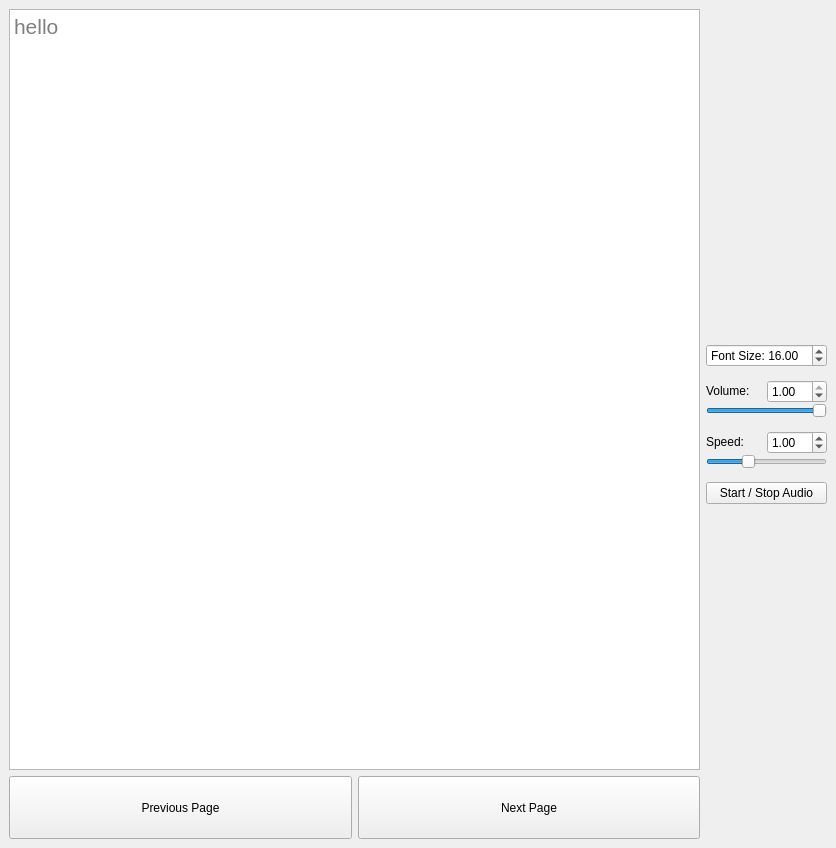
Aidanjm13/AudiobookReader, file BookWindow.ui: the form before one commit.
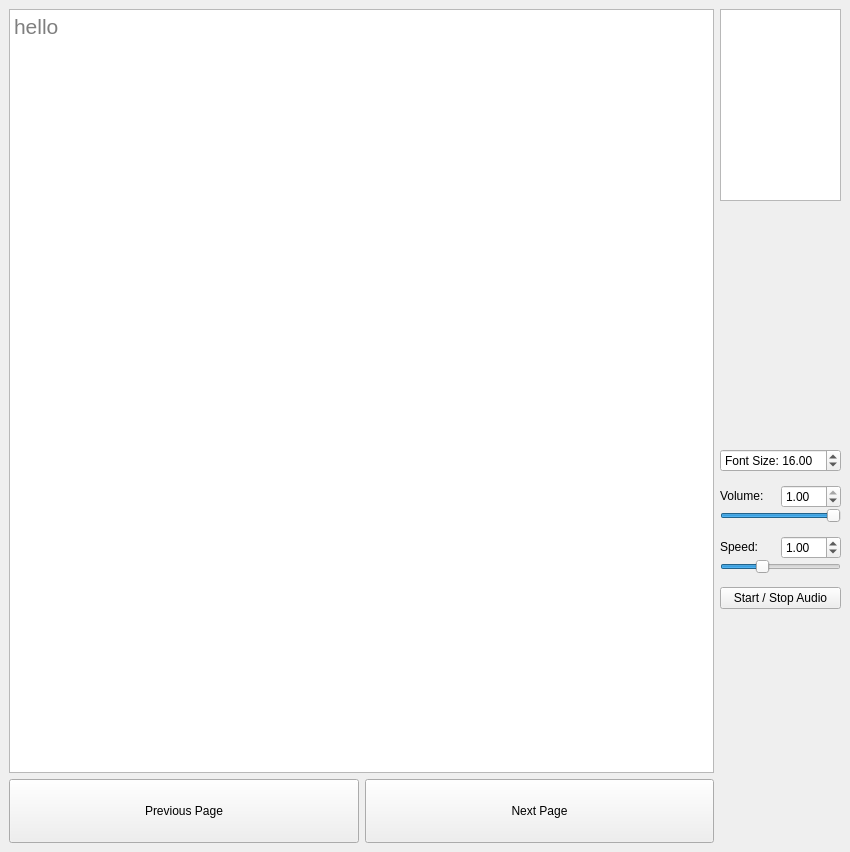
The form after the commit.

Commit message: Added Chapter Select Scroll Area for Navigation

Patch:
```diff
--- a/BookWindow.ui
+++ b/BookWindow.ui
@@ -6,8 +6,8 @@
    <rect>
     <x>0</x>
     <y>0</y>
-    <width>836</width>
-    <height>848</height>
+    <width>850</width>
+    <height>852</height>
    </rect>
   </property>
   <property name="windowTitle">
@@ -92,7 +92,7 @@
      </layout>
     </item>
     <item>
-     <layout class="QVBoxLayout" name="ControlsArea" stretch="0,1,0,0,0,0">
+     <layout class="QVBoxLayout" name="ControlsArea" stretch="0,0,1,0,0,0,0">
       <property name="spacing">
        <number>13</number>
       </property>
@@ -105,6 +105,19 @@
       <property name="bottomMargin">
        <number>0</number>
       </property>
+      <item>
+       <widget class="QListWidget" name="chapterList">
+        <property name="sizePolicy">
+         <sizepolicy hsizetype="Ignored" vsizetype="Fixed">
+          <horstretch>0</horstretch>
+          <verstretch>0</verstretch>
+         </sizepolicy>
+        </property>
+        <property name="horizontalScrollBarPolicy">
+         <enum>Qt::ScrollBarPolicy::ScrollBarAlwaysOff</enum>
+        </property>
+       </widget>
+      </item>
       <item>
        <spacer name="verticalSpacer">
         <property name="orientation">
```
The commit also changes 3 other files.
